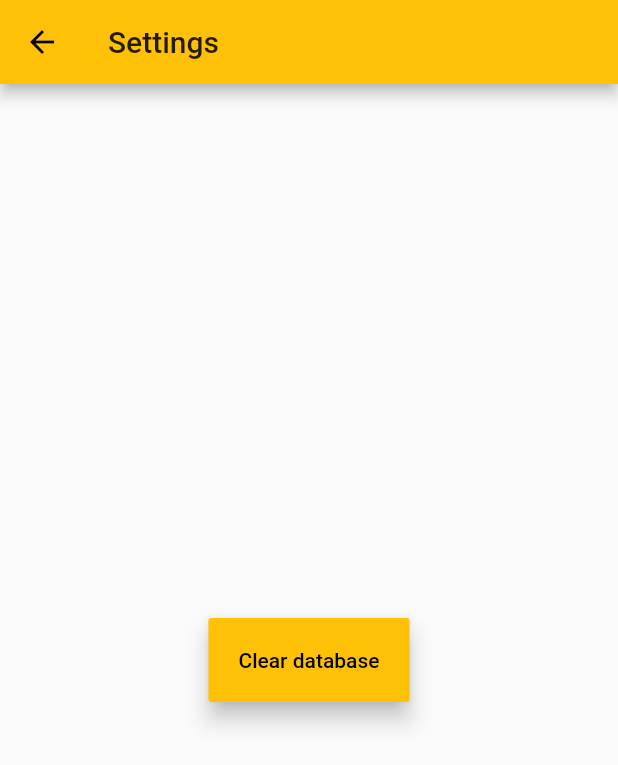
After one commit to Vizhan/flutter_barcode_pdp, a Flutter app: the screen it shows after launch, after a tap on the "filter center focus" icon, after a tap on the "settings" icon, on a phone screen of 412 x 824 dp. The commit adds this screen. Shown: the top 765 px of the screen. Run offline on Flutter 3.47's test engine with Material 2 defaults, Android fonts, the phone set to English and light mode, and no system bars; our stand-ins replace sqflite; missing offline and left inert: barcode_scan; accounts and stored records are empty.

Commit message:
Refactor acode

```diff
--- a/lib/main.dart
+++ b/lib/main.dart
@@ -3,10 +3,10 @@ import 'package:flutter/material.dart';
 import 'dart:async';
 
 import 'package:barcode_scan/barcode_scan.dart';
-import 'package:flutter/material.dart';
 import 'package:flutter/services.dart';
 import 'dbhelper.dart';
 import 'barcode.dart';
+import 'secondscreen.dart';
 
 void main() => runApp(new MyApp());
 
@@ -34,8 +34,6 @@ class BarCodesState extends State<BarCodes> {
   DbHelper _db = DbHelper();
   final scaffoldKey = new GlobalKey<ScaffoldState>();
 
-  String barcode = "";
-
   @override
   void initState() {
     super.initState();
@@ -56,7 +54,13 @@ class BarCodesState extends State<BarCodes> {
         title: new Text('Barcode Scanner'),
         actions: <Widget>[
           new IconButton(
-              icon: const Icon(Icons.settings), onPressed: _pushSaved),
+              icon: const Icon(Icons.settings),
+              onPressed: () {
+                Navigator.push(
+                  context,
+                  MaterialPageRoute(builder: (context) => SecondScreen()),
+                );
+              }),
         ],
       ),
       body: new Stack(
@@ -66,7 +70,7 @@ class BarCodesState extends State<BarCodes> {
             builder: (context, snapshot) {
               if (snapshot.data.length == 0) {
                 return new Center(
-                  child: Text("There is bar codes yet"),
+                  child: Text("There is no bar codes yet"),
                 );
               }
 
@@ -82,7 +86,6 @@ class BarCodesState extends State<BarCodes> {
               }
             },
           ),
-//          _buildBarCodesList(),
           new Container(
             alignment: const Alignment(1.0, 1.0),
             padding: const EdgeInsets.all(32.0),
@@ -96,60 +99,26 @@ class BarCodesState extends State<BarCodes> {
     );
   }
 
-  void _pushSaved() {
-    Navigator.of(context).push(
-      new MaterialPageRoute<void>(
-        builder: (BuildContext context) {
-          return new Scaffold(
-              // Add 6 lines from here...
-              appBar: new AppBar(
-                title: const Text('Settings'),
-              ),
-              body: new Center(
-                child: new RaisedButton(
-                  padding: const EdgeInsets.all(20.0),
-                  child: const Text("Clear database"),
-                  elevation: 6.0,
-                  textColor: Colors.black,
-                  color: Colors.amber,
-                  onPressed: _nukeData,
-                ),
-              ));
-        },
-      ),
-    );
-  }
-
-  void _nukeData() {
-    var dbHelper = DbHelper();
-    dbHelper.nukeDatabase();
-  }
-
   Future scan() async {
     try {
       String barcode = await BarcodeScanner.scan();
+      _showSnackBar("Bar code saved");
 
       setState(() {
         var barCode = BarCode(barcode);
         _db.saveBarCode(barCode);
-
-        _showSnackBar("Bar code saved");
-
-        this.barcode = barcode;
       });
     } on PlatformException catch (e) {
       if (e.code == BarcodeScanner.CameraAccessDenied) {
-        setState(() {
-          this.barcode = 'The user did not grant the camera permission!';
-        });
+        _showSnackBar('The user did not grant the camera permission!');
       } else {
-        setState(() => this.barcode = 'Unknown error: $e');
+        _showSnackBar('Unknown error: $e');
       }
     } on FormatException {
-      setState(() => this.barcode =
+      _showSnackBar(
           'null (User returned using the "back"-button before scanning anything. Result)');
     } catch (e) {
-      setState(() => this.barcode = 'Unknown error: $e');
+      _showSnackBar('Unknown error: $e');
     }
   }
 
--- /dev/null
+++ b/lib/secondscreen.dart
@@ -0,0 +1,38 @@
+import 'package:flutter/material.dart';
+import 'dbhelper.dart';
+
+class SecondScreen extends StatelessWidget {
+  final scaffoldKey = new GlobalKey<ScaffoldState>();
+
+  @override
+  Widget build(BuildContext context) {
+    return Scaffold(
+      key: scaffoldKey,
+        appBar: new AppBar(
+          title: const Text('Settings'),
+        ),
+        body: new Center(
+          child: new RaisedButton(
+            padding: const EdgeInsets.all(20.0),
+            child: const Text("Clear database"),
+            elevation: 6.0,
+            textColor: Colors.black,
+            color: Colors.amber,
+            onPressed: () {
+              _clearDatabase();
+              _showSnackBar("Database cleared");
+            },
+          ),
+        ));
+  }
+
+  void _clearDatabase() {
+    var dbHelper = DbHelper();
+    dbHelper.nukeDatabase();
+  }
+
+  void _showSnackBar(String text) {
+    scaffoldKey.currentState
+        .showSnackBar(new SnackBar(content: new Text(text)));
+  }
+}
```
